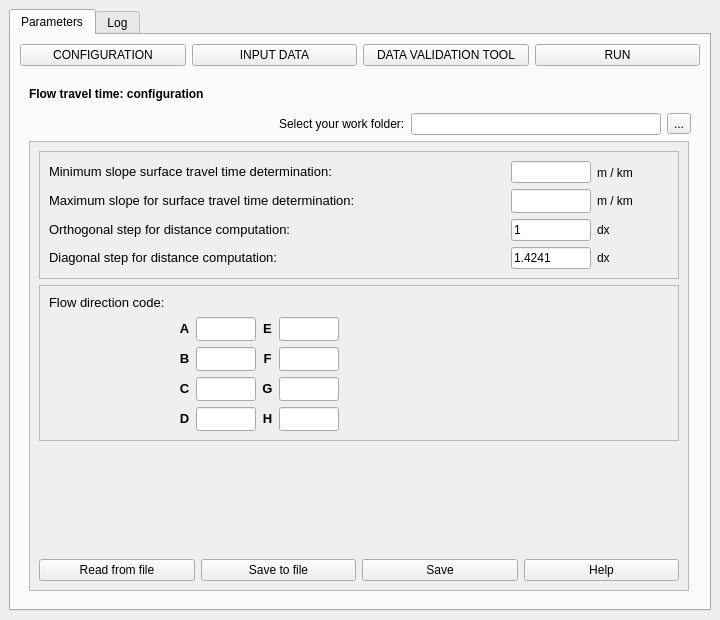
The window that hidroPixel_dialog_flow_tt.ui (pedmap/HidroPixel_test) describes before a commit, drawn with Qt 5.
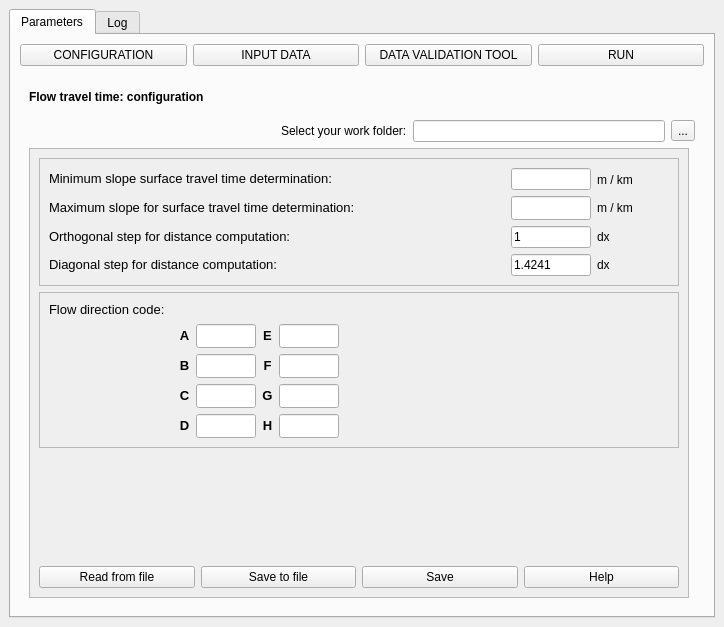
The same window after the commit. Icons and pictures are not drawn.

```diff
--- a/hidroPixel_dialog_flow_tt.ui
+++ b/hidroPixel_dialog_flow_tt.ui
@@ -6,8 +6,8 @@
    <rect>
     <x>0</x>
     <y>0</y>
-    <width>720</width>
-    <height>620</height>
+    <width>724</width>
+    <height>627</height>
    </rect>
   </property>
   <property name="minimumSize">
```
